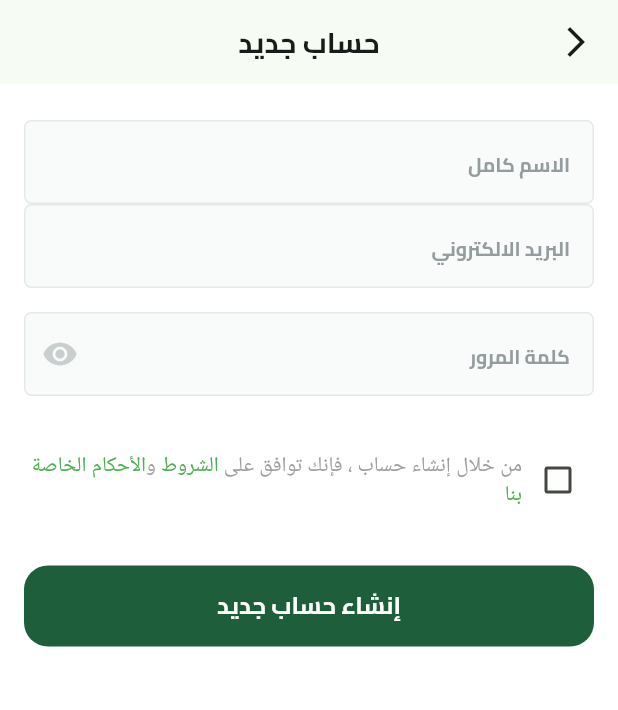
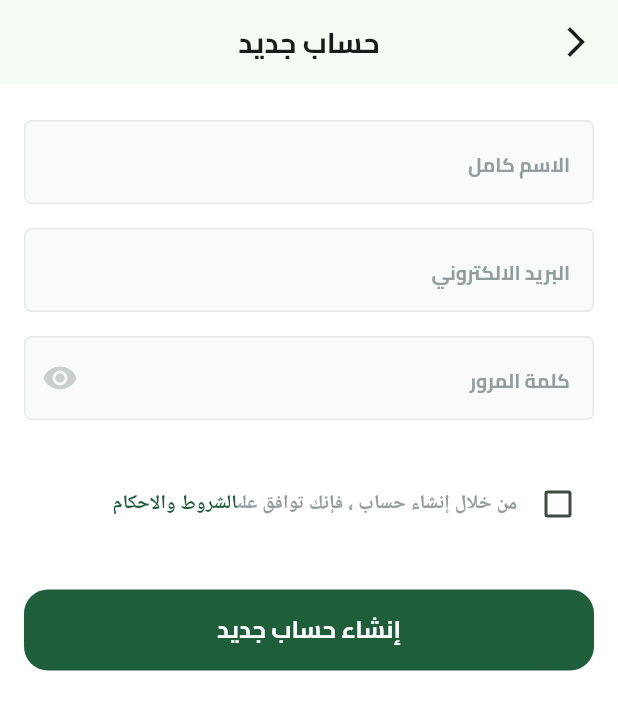
Before and after one commit to beshoyArmia/FruitStoreApp, a Flutter app: the SignupView screen opened by its route, on a phone screen of 412 x 824 dp. Shown: the top 710 px of the screen. Run offline on Flutter 3.47's test engine with Material 3 defaults, Android fonts, the phone set to English and light mode, and no system bars; our stand-ins replace dots_indicator, shared_preferences; missing offline and left inert: svg_flutter; accounts and stored records are empty.

Commit message:
Refactor authentication views and constants for consistency
- Updated padding constants to use a unified `kHorizentalPadding` across login and signup views.
- Corrected the widget type from `singlechildScrollView` to `SingleChildScrollView` in the signup view.
- Added a `SizedBox` for spacing between form fields in the signup view.
- Refactored the `CustomTermsWidget` to use `Text.rich` for better readability and maintainability.
- Introduced a new color constant `darkPrimaryColor` in `AppColor` for future use.

```diff
--- a/lib/Features/auth/presentation/views/widgets/Login_view_body.dart
+++ b/lib/Features/auth/presentation/views/widgets/Login_view_body.dart
@@ -16,7 +16,7 @@ class LoginViewBody extends StatelessWidget {
   @override
   Widget build(BuildContext context) {
     return Padding(
-      padding: const EdgeInsets.symmetric(horizontal: kButtonHorizentalPadding),
+      padding: const EdgeInsets.symmetric(horizontal: kHorizentalPadding),
       child: SingleChildScrollView(
         child: Column(
           children: [
--- a/lib/Features/auth/presentation/views/widgets/signup_view_body.dart
+++ b/lib/Features/auth/presentation/views/widgets/signup_view_body.dart
@@ -11,10 +11,9 @@ class SignupViewBody extends StatelessWidget {
 
   @override
   Widget build(BuildContext context) {
-    return singlechildScrollView(
+    return SingleChildScrollView(
       child: Padding(
-        padding:
-            const EdgeInsets.symmetric(horizontal: kButtonHorizentalPadding),
+        padding: const EdgeInsets.symmetric(horizontal: kHorizentalPadding),
         child: SingleChildScrollView(
           child: Column(
             children: [
@@ -24,6 +23,9 @@ class SignupViewBody extends StatelessWidget {
               const CustomTextFormField(
                 textInputType: TextInputType.name,
                 hintText: "الاسم كامل",
+              ),
+              const SizedBox(
+                height: 16,
               ),
               const CustomTextFormField(
                 textInputType: TextInputType.emailAddress,
@@ -70,34 +72,23 @@ class CustomTermsWidget extends StatelessWidget {
         Checkbox(
           value:
               false, // Manage state for this checkbox in your real implementation
-          onChanged: (bool? value) {
+          onChanged: (value) {
             // Handle checkbox state change
           },
         ),
-        Expanded(
-          child: RichText(
-            text: TextSpan(
-              text: 'من خلال إنشاء حساب ، فإنك توافق على ',
-              style: TextStyle(color: Colors.grey),
-              children: <TextSpan>[
-                TextSpan(
-                  text: 'الشروط',
-                  style: TextStyle(color: Colors.green),
-                  // Add a tap gesture recognizer if you want it to be clickable
-                ),
-                TextSpan(
-                  text: ' و',
-                  style: TextStyle(color: Colors.grey),
-                ),
-                TextSpan(
-                  text: 'الأحكام الخاصة بنا',
-                  style: TextStyle(color: Colors.green),
-                  // Add a tap gesture recognizer if you want it to be clickable
-                ),
-              ],
-            ),
-            textDirection:
-                TextDirection.rtl, // This ensures the text aligns right-to-left
+        Text.rich(
+          TextSpan(
+            children: [
+              TextSpan(
+                text: " من خلال إنشاء حساب ، فإنك توافق على",
+                style: textStyle.semibold13.copyWith(color: Color(0xff949D9E)),
+              ),
+              TextSpan(
+                text: "الشروط والاحكام",
+                style:
+                    textStyle.semibold13.copyWith(color: AppColor.primaryColor),
+              ),
+            ],
           ),
         ),
       ],
--- a/lib/core/constant.dart
+++ b/lib/core/constant.dart
@@ -1,3 +1,3 @@
-const kButtonHorizentalPadding = 16.0;
+const kHorizentalPadding = 16.0;
 const kButtonBorderRadius = 12;
 const isOnBordingViewSeenKEY = "isOnBordingViewSeen";
--- a/lib/core/utils/app_color.dart
+++ b/lib/core/utils/app_color.dart
@@ -2,6 +2,7 @@ import 'dart:ui';
 
 abstract class AppColor {
   static const Color primaryColor = Color(0xFF1F5E3B);
+  static const Color darkPrimaryColor = Color(0xFF1B5E37);
   static const Color lightPrimaryColor = Color(0xFF2D9F5D);
   static const Color secondryColor = Color(0xFFF4A91F);
 }
```
